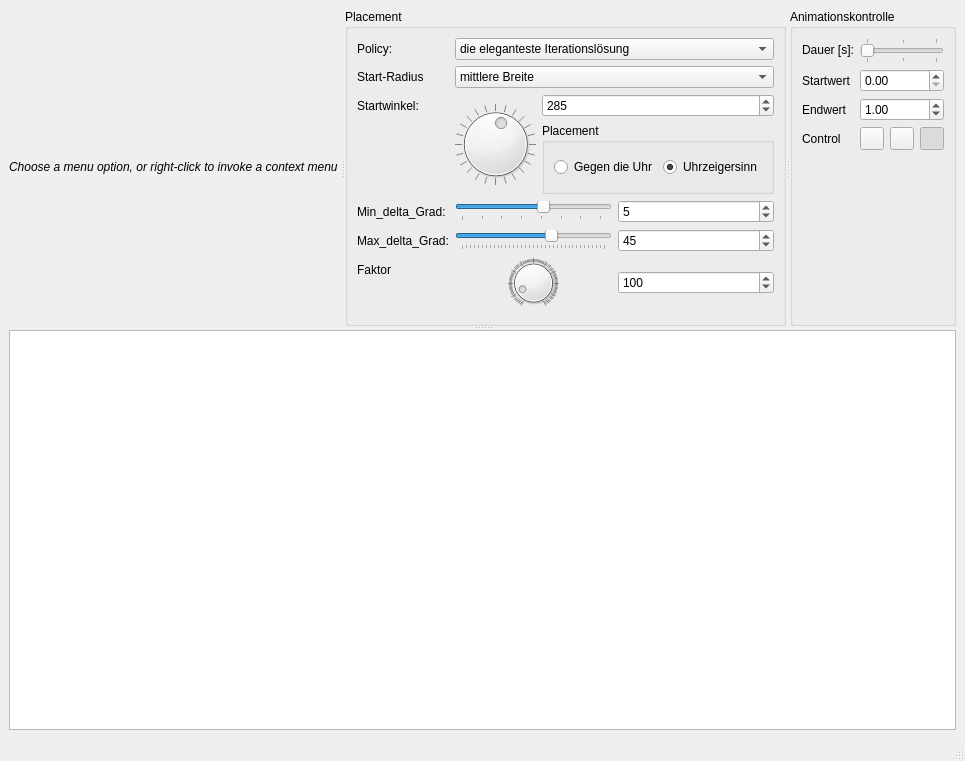
the-Obsessed-Maniacs/PieMenuTesting, file mainwindow.ui: the form before one commit.
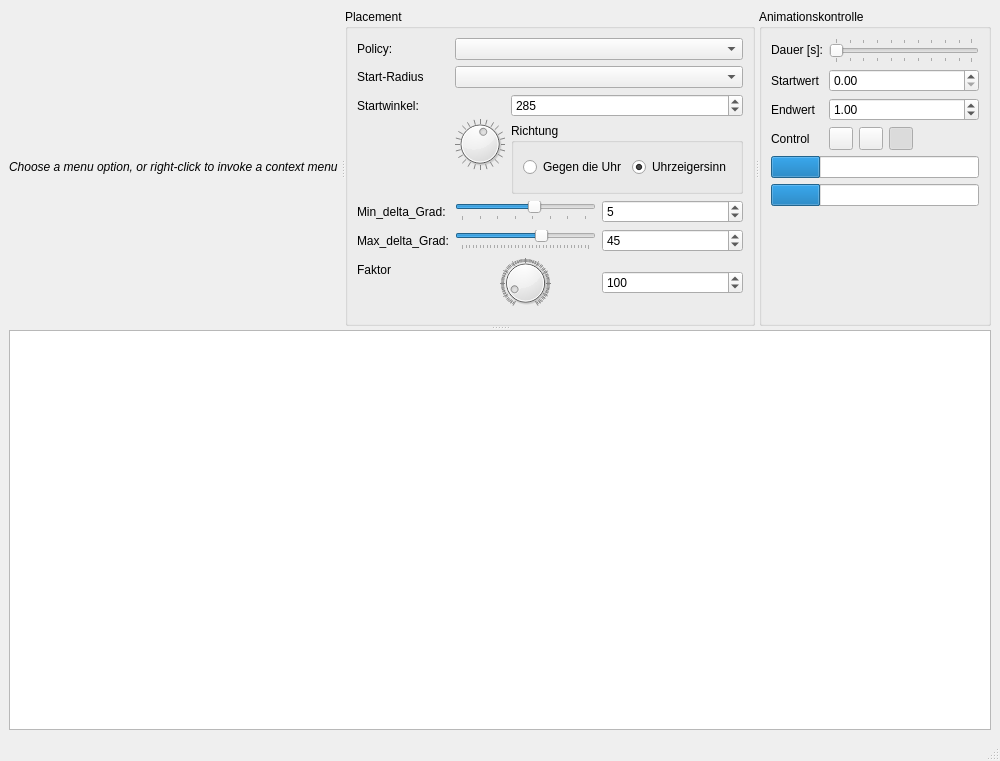
The form after the commit. Icons and pictures are not drawn.

```diff
--- a/mainwindow.ui
+++ b/mainwindow.ui
@@ -50,28 +50,8 @@
          <item row="0" column="1">
           <widget class="QComboBox" name="cb_PlacementPolicies">
            <property name="currentIndex">
-            <number>2</number>
+            <number>-1</number>
            </property>
-           <item>
-            <property name="text">
-             <string>erste Idee: &quot;Aufdrehen&quot;</string>
-            </property>
-           </item>
-           <item>
-            <property name="text">
-             <string>zweite Idee: positionieren und Abstände berechnen...</string>
-            </property>
-           </item>
-           <item>
-            <property name="text">
-             <string>die eleganteste Iterationslösung</string>
-            </property>
-           </item>
-           <item>
-            <property name="text">
-             <string>finaler Ansatz: einfach mal gezielt verschieben ...</string>
-            </property>
-           </item>
           </widget>
          </item>
          <item row="2" column="0">
@@ -139,9 +119,9 @@
               </widget>
              </item>
              <item>
-              <widget class="QGroupBox" name="gb_placement">
+              <widget class="QGroupBox" name="gb_direction">
                <property name="title">
-                <string>Placement</string>
+                <string>Richtung</string>
                </property>
                <layout class="QHBoxLayout" name="horizontalLayout1">
                 <item>
@@ -340,23 +320,8 @@
          <item row="1" column="1">
           <widget class="QComboBox" name="cb_rstart">
            <property name="currentIndex">
-            <number>0</number>
+            <number>-1</number>
            </property>
-           <item>
-            <property name="text">
-             <string>mittlere Breite</string>
-            </property>
-           </item>
-           <item>
-            <property name="text">
-             <string>minimale halbe Manhattan-Länge</string>
-            </property>
-           </item>
-           <item>
-            <property name="text">
-             <string>min( n*h/4, mhML )</string>
-            </property>
-           </item>
           </widget>
          </item>
         </layout>
@@ -375,11 +340,17 @@
          </item>
          <item row="0" column="1">
           <widget class="QSlider" name="sl_anidur">
+           <property name="minimumSize">
+            <size>
+             <width>150</width>
+             <height>0</height>
+            </size>
+           </property>
            <property name="minimum">
             <number>1</number>
            </property>
            <property name="maximum">
-            <number>20</number>
+            <number>100</number>
            </property>
            <property name="value">
             <number>1</number>
@@ -390,6 +361,9 @@
            <property name="tickPosition">
             <enum>QSlider::TickPosition::TicksBothSides</enum>
            </property>
+           <property name="tickInterval">
+            <number>10</number>
+           </property>
           </widget>
          </item>
          <item row="1" column="0">
@@ -460,6 +434,54 @@
            </item>
           </layout>
          </item>
+         <item row="4" column="0" colspan="2">
+          <layout class="QVBoxLayout" name="verticalLayout_2">
+           <item>
+            <widget class="QProgressBar" name="pb_aniTime">
+             <property name="sizePolicy">
+              <sizepolicy hsizetype="Expanding" vsizetype="Minimum">
+               <horstretch>0</horstretch>
+               <verstretch>0</verstretch>
+              </sizepolicy>
+             </property>
+             <property name="minimumSize">
+              <size>
+               <width>0</width>
+               <height>10</height>
+              </size>
+             </property>
+             <property name="value">
+              <number>24</number>
+             </property>
+             <property name="textVisible">
+              <bool>false</bool>
+             </property>
+            </widget>
+           </item>
+           <item>
+            <widget class="QProgressBar" name="pb_aniFullTime">
+             <property name="sizePolicy">
+              <sizepolicy hsizetype="Expanding" vsizetype="Minimum">
+               <horstretch>0</horstretch>
+               <verstretch>0</verstretch>
+              </sizepolicy>
+             </property>
+             <property name="minimumSize">
+              <size>
+               <width>0</width>
+               <height>10</height>
+              </size>
+             </property>
+             <property name="value">
+              <number>24</number>
+             </property>
+             <property name="textVisible">
+              <bool>false</bool>
+             </property>
+            </widget>
+           </item>
+          </layout>
+         </item>
         </layout>
        </widget>
       </widget>
```
